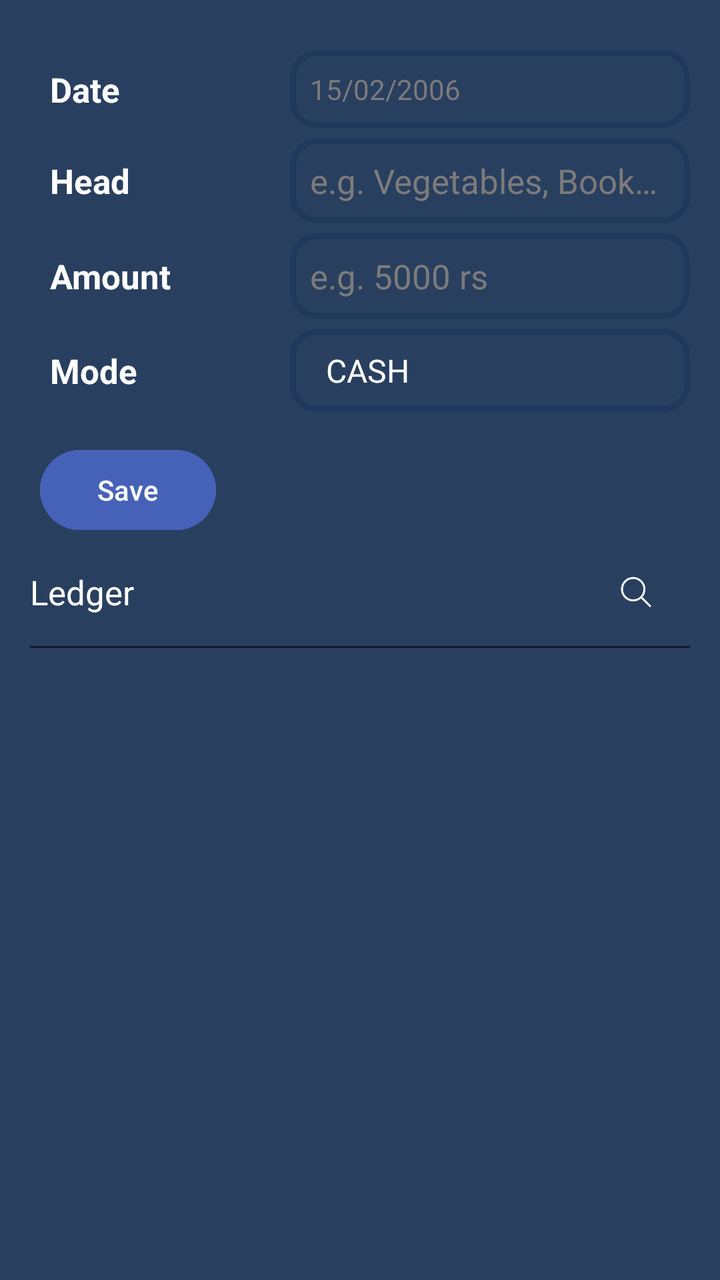
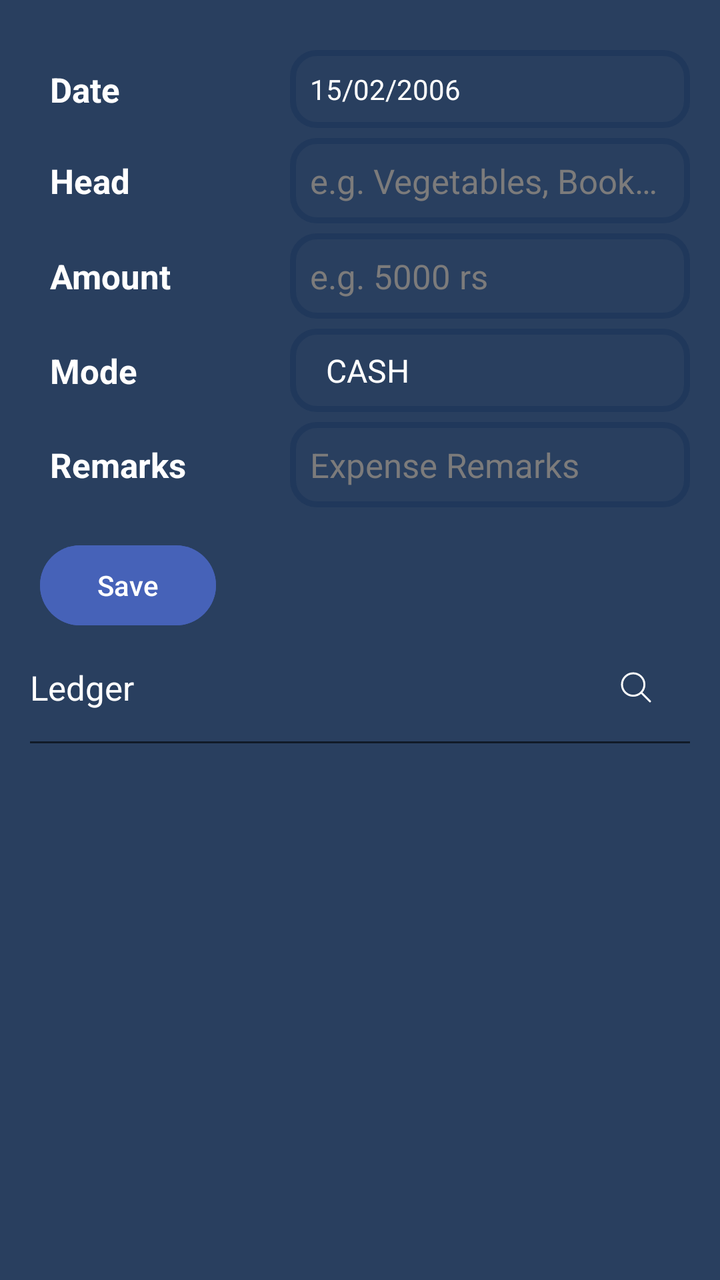

Two renders of the same Android screen: before a commit and after it. Below are the layout's source before the change and the commit's diff.
<!-- AndroidManifest.xml: application theme Theme.GharKharch -->
<!-- res/layout/fragment_book_expense.xml -->
<?xml version="1.0" encoding="utf-8"?>
<androidx.constraintlayout.widget.ConstraintLayout xmlns:android="http://schemas.android.com/apk/res/android"
    xmlns:app="http://schemas.android.com/apk/res-auto"
    android:layout_width="match_parent"
    android:layout_height="match_parent"
    android:background="@color/backgroundColor"
    android:padding="@dimen/padding_large">

    <TextView
        android:layout_width="0dp"
        android:layout_height="wrap_content"
        android:layout_marginVertical="@dimen/margin_medium"
        android:padding="@dimen/padding_medium"
        android:text="Date"
        android:textSize="@dimen/text_size_large"
        android:textStyle="bold"
        app:layout_constraintBottom_toBottomOf="@id/date_picker"
        app:layout_constraintEnd_toStartOf="@id/date_picker"
        app:layout_constraintStart_toStartOf="parent"
        app:layout_constraintTop_toTopOf="@id/date_picker" />

    <TextView
        android:id="@+id/date_picker"
        android:layout_width="200dp"
        android:layout_height="wrap_content"
        android:layout_marginVertical="@dimen/margin_medium"
        android:background="@drawable/rounded_border"
        android:padding="@dimen/padding_medium"
        android:text="15/02/2006"
        android:textColor="@color/primaryTextColorVariant"
        app:layout_constraintEnd_toEndOf="parent"
        app:layout_constraintTop_toTopOf="parent" />

    <TextView
        android:layout_width="0dp"
        android:layout_height="wrap_content"
        android:layout_marginVertical="@dimen/margin_small"
        android:padding="@dimen/padding_medium"
        android:text="Head"
        android:textSize="@dimen/text_size_large"
        android:textStyle="bold"
        app:layout_constraintBottom_toBottomOf="@id/input_expense_name"
        app:layout_constraintEnd_toStartOf="@id/input_expense_name"
        app:layout_constraintStart_toStartOf="parent"
        app:layout_constraintTop_toTopOf="@id/input_expense_name" />

    <EditText
        android:id="@+id/input_expense_name"
        style="@style/custom_edit_text"
        android:layout_width="200dp"
        android:layout_height="wrap_content"
        android:layout_marginVertical="@dimen/margin_small"
        android:hint="@string/hint_sub_category"
        android:textSize="@dimen/text_size_large"
        app:layout_constraintEnd_toEndOf="parent"
        app:layout_constraintTop_toBottomOf="@id/date_picker" />

    <TextView
        android:layout_width="0dp"
        android:layout_height="wrap_content"
        android:padding="@dimen/padding_medium"
        android:text="Amount "
        android:textSize="@dimen/text_size_large"
        android:textStyle="bold"
        app:layout_constraintBottom_toBottomOf="@id/input_expense_amount"
        app:layout_constraintEnd_toStartOf="@id/input_expense_amount"
        app:layout_constraintStart_toStartOf="parent"
        app:layout_constraintTop_toTopOf="@id/input_expense_amount" />

    <EditText
        android:id="@+id/input_expense_amount"
        android:layout_width="200dp"
        android:layout_height="wrap_content"
        android:layout_marginVertical="@dimen/margin_small"
        android:layout_marginBottom="@dimen/margin_small"
        android:background="@drawable/rounded_border"
        android:hint="@string/hint_amount"
        android:importantForAutofill="no"
        android:inputType="number"
        android:maxLength="15"
        android:padding="@dimen/padding_medium"
        android:textColorHint="@color/primaryTextColorVariant"
        android:textSize="@dimen/text_size_large"
        app:layout_constraintEnd_toEndOf="parent"
        app:layout_constraintTop_toBottomOf="@id/input_expense_name" />

    <TextView
        android:layout_width="0dp"
        android:layout_height="wrap_content"
        android:padding="@dimen/padding_medium"
        android:text="Mode"
        android:textSize="@dimen/text_size_large"
        android:textStyle="bold"
        app:layout_constraintBottom_toBottomOf="@id/modes_of_payment"
        app:layout_constraintEnd_toStartOf="@id/modes_of_payment"
        app:layout_constraintStart_toStartOf="parent"
        app:layout_constraintTop_toTopOf="@id/modes_of_payment" />

    <Spinner
        android:id="@+id/modes_of_payment"
        android:layout_width="200dp"
        android:layout_height="wrap_content"
        android:layout_marginVertical="@dimen/margin_small"
        android:background="@drawable/rounded_border"
        android:entries="@array/modesOfPayment"
        android:padding="@dimen/padding_medium"
        android:spinnerMode="dialog"
        android:textColor="@color/primaryTextColorVariant"
        android:textStyle="bold"
        app:layout_constraintEnd_toEndOf="parent"
        app:layout_constraintTop_toBottomOf="@id/input_expense_amount" />

    <Button
        android:id="@+id/addBtn"
        android:layout_width="wrap_content"
        android:layout_height="wrap_content"
        android:layout_marginVertical="@dimen/margin_large"
        android:layout_marginStart="@dimen/margin_small"
        android:backgroundTint="@color/buttonColor"
        android:text="Save"
        app:layout_constraintStart_toStartOf="parent"
        app:layout_constraintTop_toBottomOf="@id/modes_of_payment" />

    <androidx.recyclerview.widget.RecyclerView
        android:id="@+id/rcv_sub_category_search_list"
        android:layout_width="0dp"
        android:layout_height="wrap_content"
        android:layout_marginVertical="@dimen/margin_small"
        android:background="@drawable/rounded_panel"
        android:backgroundTint="@color/backgroundColor"
        android:clipToOutline="true"
        android:elevation="5dp"
        android:outlineProvider="background"
        android:translationZ="5dp"
        android:visibility="gone"
        app:layout_constraintEnd_toEndOf="@id/input_expense_name"
        app:layout_constraintStart_toStartOf="@id/input_expense_name"
        app:layout_constraintTop_toBottomOf="@id/input_expense_name" />

    <LinearLayout
        android:id="@+id/list_container"
        android:layout_width="match_parent"
        android:layout_height="wrap_content"
        android:gravity="center"
        android:orientation="horizontal"
        app:layout_constraintTop_toBottomOf="@id/addBtn">

        <TextView
            android:id="@+id/list_title"
            android:layout_width="0dp"
            android:layout_height="wrap_content"
            android:layout_weight="1"
            android:paddingVertical="@dimen/padding_large"
            android:text="Ledger"
            android:textSize="@dimen/text_size_large" />

        <SearchView
            android:id="@+id/search_view"
            android:layout_width="0dp"
            android:layout_height="wrap_content"
            android:layout_marginVertical="@dimen/margin_medium"
            android:layout_weight="1"
            android:background="@drawable/search_bar_border"
            android:iconifiedByDefault="false"
            android:visibility="gone" />

        <ImageView
            android:id="@+id/close_button"
            android:layout_width="wrap_content"
            android:layout_height="wrap_content"
            android:importantForAccessibility="no"
            android:padding="@dimen/padding_large"
            android:src="@drawable/close_search_icon"
            android:visibility="gone" />

        <ImageView
            android:id="@+id/search_button"
            android:layout_width="wrap_content"
            android:layout_height="wrap_content"
            android:importantForAccessibility="no"
            android:padding="@dimen/padding_large"
            android:src="@drawable/search_icon" />

    </LinearLayout>

    <View
        android:id="@+id/separator"
        android:layout_width="match_parent"
        android:layout_height="1dp"
        android:background="@color/secondaryColor"
        app:layout_constraintTop_toBottomOf="@id/list_container" />

    <androidx.recyclerview.widget.RecyclerView
        android:id="@+id/rcv_expense_list"
        android:layout_width="0dp"
        android:layout_height="0dp"
        android:layout_marginVertical="@dimen/margin_small"
        app:layout_constraintBottom_toBottomOf="parent"
        app:layout_constraintEnd_toEndOf="@id/separator"
        app:layout_constraintStart_toStartOf="@id/list_container"
        app:layout_constraintTop_toBottomOf="@id/list_container" />

</androidx.constraintlayout.widget.ConstraintLayout>
<!-- resources referenced by this layout -->
<resources>
  <string-array name="modesOfPayment">
          <item>CASH</item>
          <item>UPI</item>
          <item>CARD</item>
      </string-array>
  <color name="backgroundColor">#293F5F</color>
  <color name="buttonColor">#4662B8</color>
  <color name="primaryTextColorVariant">#7C7B7B</color>
  <color name="secondaryColor">#111B28</color>
  <dimen name="margin_large">15dp</dimen>
  <dimen name="margin_medium">10dp</dimen>
  <dimen name="margin_small">5dp</dimen>
  <dimen name="padding_large">15dp</dimen>
  <dimen name="padding_medium">10dp</dimen>
  <dimen name="text_size_large">17sp</dimen>
  <!-- drawable rounded_border (drawable) -->
  <?xml version="1.0" encoding="utf-8"?>
  <shape xmlns:android="http://schemas.android.com/apk/res/android"
      android:shape="rectangle">
      <stroke
          android:width="3dp"
          android:color="@color/backgroundColorVariant" />
      <corners android:radius="12dp" />
  </shape>
  <!-- drawable rounded_panel (drawable) -->
  <?xml version="1.0" encoding="utf-8"?>
  <shape xmlns:android="http://schemas.android.com/apk/res/android"
      android:shape="rectangle">
      <corners android:radius="8dp" />
  </shape>
  <!-- drawable search_bar_border (drawable) -->
  <?xml version="1.0" encoding="utf-8"?>
  <shape xmlns:android="http://schemas.android.com/apk/res/android"
      android:shape="rectangle">
      <stroke
          android:width="2dp"
          android:color="@color/white" />
      <corners android:radius="12dp" />
  </shape>
  <!-- drawable search_icon (drawable) -->
  <vector xmlns:android="http://schemas.android.com/apk/res/android"
      android:width="24dp"
      android:height="24dp"
      android:tint="@color/white"
      android:viewportWidth="24"
      android:viewportHeight="24">
  
      <path
          android:fillColor="#00000000"
          android:pathData="M14.578,14.542C15.58,13.53 16.2,12.137 16.2,10.6C16.2,7.507 13.693,5 10.6,5C7.507,5 5,7.507 5,10.6C5,13.693 7.507,16.2 10.6,16.2C12.156,16.2 13.563,15.566 14.578,14.542ZM14.578,14.542L19,19"
          android:strokeWidth="1"
          android:strokeColor="#464455"
          android:strokeLineCap="round"
          android:strokeLineJoin="round" />
  
  </vector>
  <string name="hint_amount">e.g. 5000 rs</string>
  <string name="hint_sub_category">e.g. Vegetables, Books, etc.</string>
  <style name="custom_edit_text" parent="Widget.AppCompat.EditText">
          <item name="android:maxLines">1</item>
          <item name="android:maxLength">20</item>
          <item name="android:ellipsize">end</item>
          <item name="android:inputType">text</item>
          <item name="android:importantForAutofill">no</item>
          <item name="android:padding">@dimen/padding_medium</item>
          <item name="android:background">@drawable/rounded_border</item>
          <item name="android:textColorHint">@color/primaryTextColorVariant</item>
      </style>
  <style name="Theme.GharKharch" parent="Base.Theme.GharKharch">
          <item name="colorPrimary">@color/backgroundColor</item>
          <item name="colorSecondary">@color/lGrey</item>
          
          <item name="colorOnSecondary">@color/primaryTextColor</item>
          <item name="colorOnPrimary">@color/primaryTextColor</item>
          
          <item name="android:textColor">@color/primaryTextColor</item>
          <item name="android:textColorPrimary">@color/primaryTextColor</item>
          <item name="android:textColorSecondary">@color/primaryTextColorVariant</item>
      </style>
  <color name="white">#FFFFFFFF</color>
  <color name="backgroundColorVariant">#20385B</color>
  <style name="Base.Theme.GharKharch" parent="Theme.Material3.DayNight.NoActionBar">
          
      </style>
  <color name="lGrey">#616161</color>
  <color name="primaryTextColor">#FFFFFF</color>
  <!-- unchanged entries left out for length: 1 -->
</resources>

<!-- the commit's change to res/layout/fragment_book_expense.xml (unified diff, before → after) -->
@@ -27,7 +27,7 @@
         android:background="@drawable/rounded_border"
         android:padding="@dimen/padding_medium"
         android:text="15/02/2006"
-        android:textColor="@color/primaryTextColorVariant"
+        android:textColor="@color/primaryTextColor"
         app:layout_constraintEnd_toEndOf="parent"
         app:layout_constraintTop_toTopOf="parent" />
 
@@ -110,6 +110,29 @@
         app:layout_constraintEnd_toEndOf="parent"
         app:layout_constraintTop_toBottomOf="@id/input_expense_amount" />
 
+    <TextView
+        android:layout_width="0dp"
+        android:layout_height="wrap_content"
+        android:padding="@dimen/padding_medium"
+        android:text="Remarks"
+        android:textSize="@dimen/text_size_large"
+        android:textStyle="bold"
+        app:layout_constraintBottom_toBottomOf="@id/input_expense_remarks"
+        app:layout_constraintEnd_toStartOf="@id/input_expense_remarks"
+        app:layout_constraintStart_toStartOf="parent"
+        app:layout_constraintTop_toTopOf="@id/input_expense_remarks" />
+
+    <EditText
+        android:id="@+id/input_expense_remarks"
+        style="@style/custom_edit_text"
+        android:layout_width="200dp"
+        android:layout_height="wrap_content"
+        android:layout_marginVertical="@dimen/margin_small"
+        android:hint="@string/hint_expense_remark"
+        android:textSize="@dimen/text_size_large"
+        app:layout_constraintEnd_toEndOf="parent"
+        app:layout_constraintTop_toBottomOf="@id/modes_of_payment" />
+
     <Button
         android:id="@+id/addBtn"
         android:layout_width="wrap_content"
@@ -119,7 +142,19 @@
         android:backgroundTint="@color/buttonColor"
         android:text="Save"
         app:layout_constraintStart_toStartOf="parent"
-        app:layout_constraintTop_toBottomOf="@id/modes_of_payment" />
+        app:layout_constraintTop_toBottomOf="@id/input_expense_remarks" />
+
+    <Button
+        android:id="@+id/cancelBtn"
+        android:layout_width="wrap_content"
+        android:layout_height="wrap_content"
+        android:layout_marginHorizontal="@dimen/margin_large"
+        android:layout_marginVertical="@dimen/margin_large"
+        android:backgroundTint="@color/red"
+        android:text="Cancel"
+        android:visibility="gone"
+        app:layout_constraintStart_toEndOf="@id/addBtn"
+        app:layout_constraintTop_toBottomOf="@id/input_expense_remarks" />
 
     <androidx.recyclerview.widget.RecyclerView
         android:id="@+id/rcv_sub_category_search_list"
<!-- resource entries referenced after the edit -->
@@ -8,6 +8,7 @@
   <color name="backgroundColor">#293F5F</color>
   <color name="buttonColor">#4662B8</color>
   <color name="primaryTextColorVariant">#7C7B7B</color>
+  <color name="red">#FF0000</color>
   <color name="secondaryColor">#111B28</color>
   <dimen name="margin_large">15dp</dimen>
   <dimen name="margin_medium">10dp</dimen>
@@ -57,6 +58,7 @@
   
   </vector>
   <string name="hint_amount">e.g. 5000 rs</string>
+  <string name="hint_expense_remark">Expense Remarks</string>
   <string name="hint_sub_category">e.g. Vegetables, Books, etc.</string>
   <style name="custom_edit_text" parent="Widget.AppCompat.EditText">
           <item name="android:maxLines">1</item>
